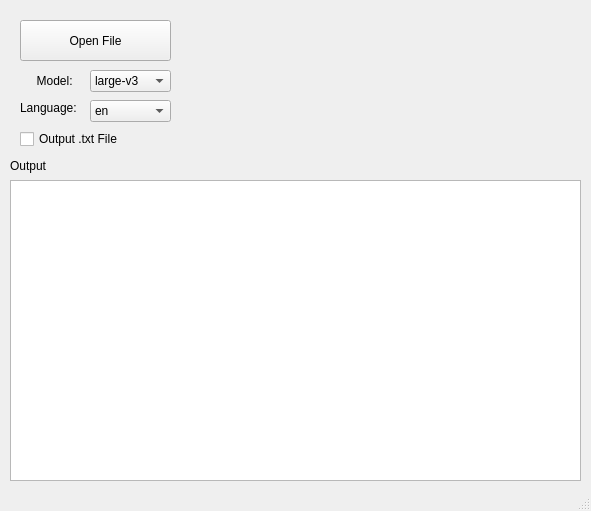
Old version of the form mainwindow.ui in the repository mehtabmahir/easy-whisper-ui.
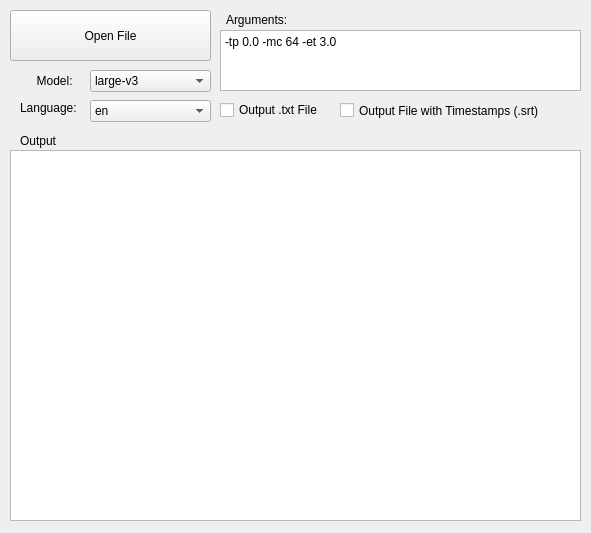
New version of the form.

Commit message:
several ui additions and hotfix
-Add option for subtitle files
-Add arguments section
-Fix build path for new kernel, whisper cpp wasnt getting copied

Patch:
```diff
--- a/mainwindow.ui
+++ b/mainwindow.ui
@@ -7,7 +7,7 @@
     <x>0</x>
     <y>0</y>
     <width>591</width>
-    <height>511</height>
+    <height>533</height>
    </rect>
   </property>
   <property name="windowTitle">
@@ -17,10 +17,10 @@
    <widget class="QPushButton" name="openFile">
     <property name="geometry">
      <rect>
-      <x>20</x>
-      <y>20</y>
-      <width>151</width>
-      <height>41</height>
+      <x>10</x>
+      <y>10</y>
+      <width>201</width>
+      <height>51</height>
      </rect>
     </property>
     <property name="text">
@@ -31,9 +31,9 @@
     <property name="geometry">
      <rect>
       <x>10</x>
-      <y>180</y>
+      <y>150</y>
       <width>571</width>
-      <height>301</height>
+      <height>371</height>
      </rect>
     </property>
    </widget>
@@ -42,7 +42,7 @@
      <rect>
       <x>90</x>
       <y>70</y>
-      <width>81</width>
+      <width>121</width>
       <height>22</height>
      </rect>
     </property>
@@ -113,10 +113,10 @@
    <widget class="QLabel" name="outputLabel">
     <property name="geometry">
      <rect>
-      <x>10</x>
-      <y>150</y>
+      <x>20</x>
+      <y>130</y>
       <width>37</width>
-      <height>31</height>
+      <height>21</height>
      </rect>
     </property>
     <property name="text">
@@ -126,10 +126,10 @@
    <widget class="QCheckBox" name="txtCheckbox">
     <property name="geometry">
      <rect>
-      <x>20</x>
-      <y>130</y>
-      <width>151</width>
-      <height>18</height>
+      <x>220</x>
+      <y>100</y>
+      <width>101</width>
+      <height>20</height>
      </rect>
     </property>
     <property name="text">
@@ -154,7 +154,7 @@
      <rect>
       <x>90</x>
       <y>100</y>
-      <width>81</width>
+      <width>121</width>
       <height>22</height>
      </rect>
     </property>
@@ -214,6 +214,45 @@
      </property>
     </item>
    </widget>
+   <widget class="QLabel" name="argumentsLabel">
+    <property name="geometry">
+     <rect>
+      <x>220</x>
+      <y>10</y>
+      <width>71</width>
+      <height>20</height>
+     </rect>
+    </property>
+    <property name="text">
+     <string>  Arguments:</string>
+    </property>
+   </widget>
+   <widget class="QPlainTextEdit" name="arguments">
+    <property name="geometry">
+     <rect>
+      <x>220</x>
+      <y>30</y>
+      <width>361</width>
+      <height>61</height>
+     </rect>
+    </property>
+    <property name="plainText">
+     <string>-tp 0.0 -mc 64 -et 3.0</string>
+    </property>
+   </widget>
+   <widget class="QCheckBox" name="srtCheckbox">
+    <property name="geometry">
+     <rect>
+      <x>340</x>
+      <y>100</y>
+      <width>231</width>
+      <height>21</height>
+     </rect>
+    </property>
+    <property name="text">
+     <string>Output File with Timestamps (.srt)</string>
+    </property>
+   </widget>
   </widget>
   <widget class="QMenuBar" name="menubar">
    <property name="geometry">
@@ -225,7 +264,6 @@
     </rect>
    </property>
   </widget>
-  <widget class="QStatusBar" name="statusbar"/>
  </widget>
  <resources/>
  <connections/>
```
The commit also changes 3 other files.
